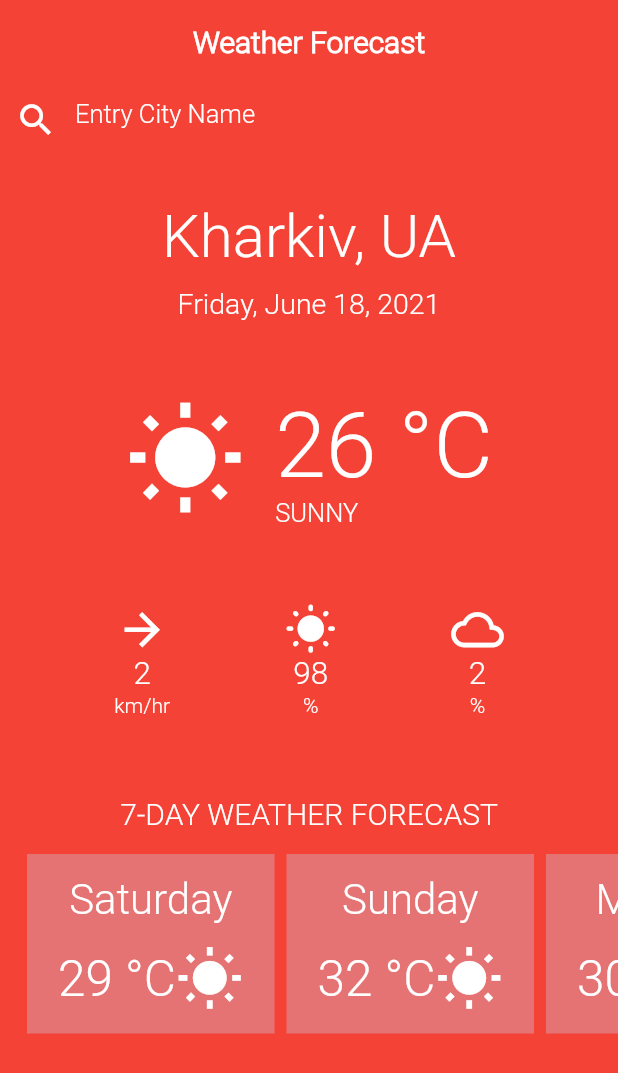
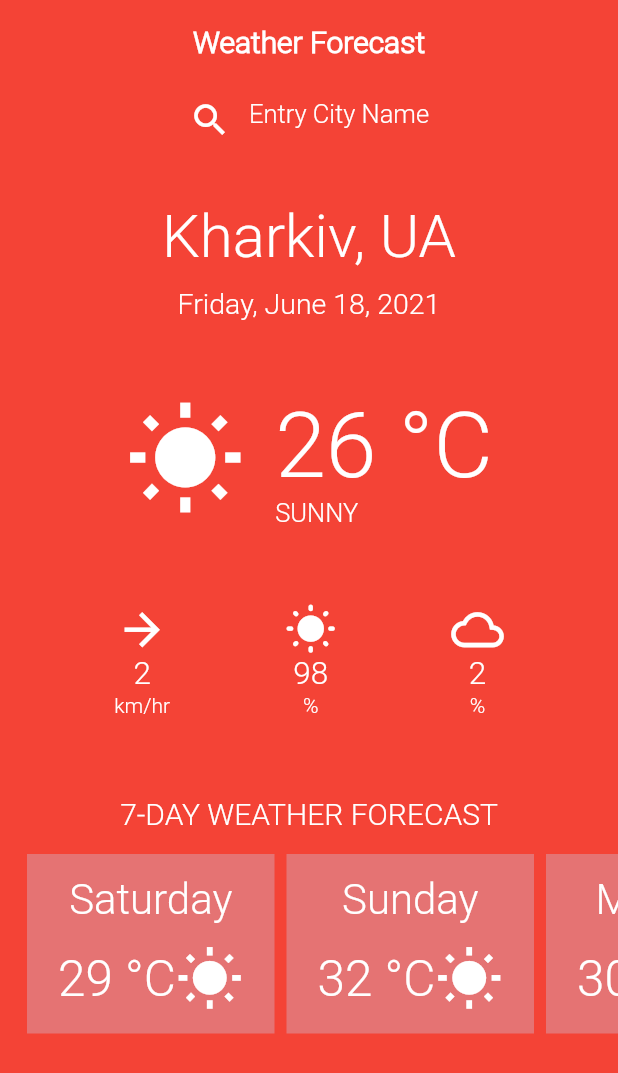
Before and after one commit to makruban/basic-ui3-d2-kokorin, a Flutter app: the screen it shows after launch, on a phone screen of 412 x 824 dp. Shown: the top 1073 px of the screen. Run offline on Flutter 3.47's test engine with Material 2 defaults, Android fonts, the phone set to English and light mode, and no system bars.

Commit message:
with correction

```diff
--- a/lib/main.dart
+++ b/lib/main.dart
@@ -63,6 +63,7 @@ class TextField extends StatelessWidget{
       padding: const EdgeInsets.all(10.0),
       child: Row(
         crossAxisAlignment: CrossAxisAlignment.start,
+        mainAxisSize: MainAxisSize.min,
         children: [
           Icon(Icons.search, size: 28.0,),
           SizedBox(
@@ -111,6 +112,7 @@ class TemperatureDetail extends StatelessWidget{
       padding: EdgeInsets.only(top: 48.0),
       child: Row(
         mainAxisAlignment: MainAxisAlignment.center,
+        mainAxisSize: MainAxisSize.min,
         children: [
           Icon(Icons.wb_sunny,
           size: 80.0,),
@@ -224,7 +226,6 @@ class BottomDetail extends StatelessWidget{
           margin: EdgeInsets.only(left: 8.0),
           color: Color(0xFFE57373),
           child: Column(
-            crossAxisAlignment: CrossAxisAlignment.center,
             mainAxisAlignment: MainAxisAlignment.spaceEvenly,
             children: [
               Text('Saturday',
@@ -251,7 +252,6 @@ class BottomDetail extends StatelessWidget{
             margin: EdgeInsets.only(left: 8.0),
             color: Color(0xFFE57373),
             child: Column(
-              crossAxisAlignment: CrossAxisAlignment.center,
               mainAxisAlignment: MainAxisAlignment.spaceEvenly,
               children: [
                 Text('Sunday',
@@ -278,7 +278,6 @@ class BottomDetail extends StatelessWidget{
             margin: EdgeInsets.only(left: 8.0),
             color: Color(0xFFE57373),
             child: Column(
-              crossAxisAlignment: CrossAxisAlignment.center,
               mainAxisAlignment: MainAxisAlignment.spaceEvenly,
               children: [
                 Text('Monday',
@@ -305,7 +304,6 @@ class BottomDetail extends StatelessWidget{
             margin: EdgeInsets.only(left: 8.0),
             color: Color(0xFFE57373),
             child: Column(
-              crossAxisAlignment: CrossAxisAlignment.center,
               mainAxisAlignment: MainAxisAlignment.spaceEvenly,
               children: [
                 Text('Tuesday',
@@ -332,7 +330,6 @@ class BottomDetail extends StatelessWidget{
             margin: EdgeInsets.only(left: 8.0),
             color: Color(0xFFE57373),
             child: Column(
-              crossAxisAlignment: CrossAxisAlignment.center,
               mainAxisAlignment: MainAxisAlignment.spaceEvenly,
               children: [
                 Text('Wednesday',
@@ -359,7 +356,6 @@ class BottomDetail extends StatelessWidget{
             margin: EdgeInsets.only(left: 8.0),
             color: Color(0xFFE57373),
             child: Column(
-              crossAxisAlignment: CrossAxisAlignment.center,
               mainAxisAlignment: MainAxisAlignment.spaceEvenly,
               children: [
                 Text('Thursday',
@@ -386,7 +382,6 @@ class BottomDetail extends StatelessWidget{
             margin: EdgeInsets.only(left: 8.0),
             color: Color(0xFFE57373),
             child: Column(
-              crossAxisAlignment: CrossAxisAlignment.center,
               mainAxisAlignment: MainAxisAlignment.spaceEvenly,
               children: [
                 Text('Friday',
```
